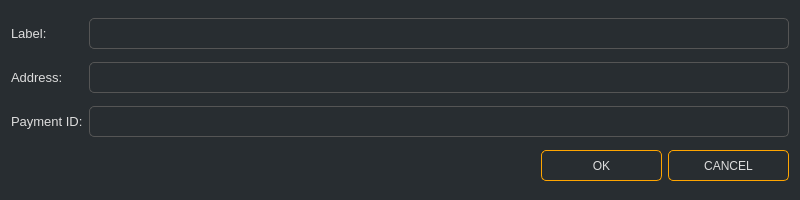
This is src/gui/ui/newaddressdialog.ui in ConcealNetwork/conceal-desktop as Qt 5 draws it before an edit. The edited form follows.
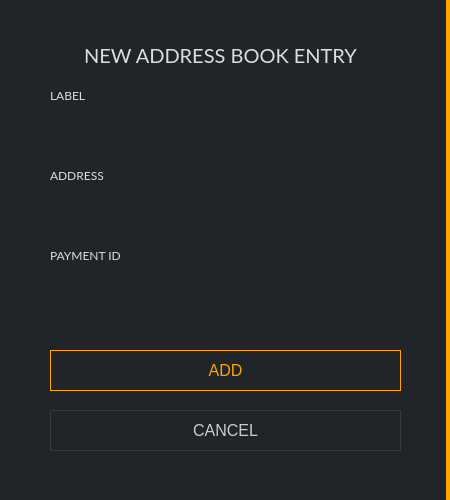
This is the edited form.

```diff
--- a/src/gui/ui/newaddressdialog.ui
+++ b/src/gui/ui/newaddressdialog.ui
@@ -6,168 +6,318 @@
    <rect>
     <x>0</x>
     <y>0</y>
-    <width>800</width>
-    <height>200</height>
+    <width>450</width>
+    <height>500</height>
    </rect>
   </property>
   <property name="windowTitle">
    <string>New address</string>
   </property>
   <property name="styleSheet">
-   <string notr="true">color: #ddd; background-color: #282d31; font-family: 'Raleway';</string>
+   <string notr="true">background-color: #212529;
+color: #ddd;
+border: 0px;</string>
   </property>
   <layout class="QGridLayout" name="gridLayout">
-   <item row="1" column="0">
-    <widget class="QLabel" name="label_2">
-     <property name="sizePolicy">
-      <sizepolicy hsizetype="Maximum" vsizetype="Preferred">
-       <horstretch>0</horstretch>
-       <verstretch>0</verstretch>
-      </sizepolicy>
-     </property>
+   <property name="leftMargin">
+    <number>0</number>
+   </property>
+   <property name="topMargin">
+    <number>0</number>
+   </property>
+   <property name="rightMargin">
+    <number>0</number>
+   </property>
+   <property name="bottomMargin">
+    <number>0</number>
+   </property>
+   <item row="0" column="0" colspan="2">
+    <widget class="QGroupBox" name="groupBox">
      <property name="styleSheet">
-      <string notr="true">font-size: 13px;</string>
+      <string notr="true">background-color: #212529; border-right: 4px solid orange;</string>
+     </property>
+     <property name="title">
+      <string/>
+     </property>
+     <widget class="QLabel" name="label_4">
+      <property name="geometry">
+       <rect>
+        <x>30</x>
+        <y>40</y>
+        <width>381</width>
+        <height>31</height>
+       </rect>
+      </property>
+      <property name="font">
+       <font>
+        <family>Lato</family>
+        <pointsize>15</pointsize>
+       </font>
+      </property>
+      <property name="styleSheet">
+       <string notr="true">color: #ddd;
+border-right: 0px;</string>
      </property>
      <property name="text">
-      <string>Address:</string>
-     </property>
-    </widget>
-   </item>
-   <item row="0" column="0">
+       <string>NEW ADDRESS BOOK ENTRY</string>
+      </property>
+      <property name="alignment">
+       <set>Qt::AlignCenter</set>
+      </property>
+     </widget>
     <widget class="QLabel" name="label">
+      <property name="geometry">
+       <rect>
+        <x>50</x>
+        <y>80</y>
+        <width>71</width>
+        <height>31</height>
+       </rect>
+      </property>
      <property name="sizePolicy">
       <sizepolicy hsizetype="Maximum" vsizetype="Preferred">
        <horstretch>0</horstretch>
        <verstretch>0</verstretch>
       </sizepolicy>
      </property>
+      <property name="minimumSize">
+       <size>
+        <width>0</width>
+        <height>25</height>
+       </size>
+      </property>
+      <property name="font">
+       <font>
+        <family>Lato</family>
+        <pointsize>9</pointsize>
+       </font>
+      </property>
      <property name="styleSheet">
-      <string notr="true">font-size: 13px;</string>
+       <string notr="true">color: #ddd;
+border-right: 0px;</string>
      </property>
      <property name="text">
-      <string>Label:</string>
-     </property>
-    </widget>
-   </item>
-   <item row="3" column="0" colspan="2">
-    <spacer name="horizontalSpacer">
-     <property name="orientation">
-      <enum>Qt::Horizontal</enum>
-     </property>
-     <property name="sizeHint" stdset="0">
+       <string>LABEL</string>
+      </property>
+     </widget>
+     <widget class="QLineEdit" name="m_labelEdit">
+      <property name="geometry">
+       <rect>
+        <x>50</x>
+        <y>110</y>
+        <width>351</width>
+        <height>41</height>
+       </rect>
+      </property>
+      <property name="sizePolicy">
+       <sizepolicy hsizetype="Expanding" vsizetype="Fixed">
+        <horstretch>0</horstretch>
+        <verstretch>0</verstretch>
+       </sizepolicy>
+      </property>
+      <property name="minimumSize">
       <size>
-       <width>600</width>
-       <height>20</height>
-      </size>
-     </property>
-    </spacer>
-   </item>
-   <item row="2" column="0">
+        <width>0</width>
+        <height>31</height>
+       </size>
+      </property>
+      <property name="font">
+       <font>
+        <family>Lato</family>
+        <pointsize>9</pointsize>
+       </font>
+      </property>
+      <property name="styleSheet">
+       <string notr="true">background-color: #212529;
+border-right: 0px;
+color: #e5e5e5;
+padding: 5px;</string>
+      </property>
+      <property name="echoMode">
+       <enum>QLineEdit::Normal</enum>
+      </property>
+     </widget>
+     <widget class="QLabel" name="label_2">
+      <property name="geometry">
+       <rect>
+        <x>50</x>
+        <y>160</y>
+        <width>111</width>
+        <height>31</height>
+       </rect>
+      </property>
+      <property name="sizePolicy">
+       <sizepolicy hsizetype="Maximum" vsizetype="Preferred">
+        <horstretch>0</horstretch>
+        <verstretch>0</verstretch>
+       </sizepolicy>
+      </property>
+      <property name="minimumSize">
+       <size>
+        <width>0</width>
+        <height>25</height>
+       </size>
+      </property>
+      <property name="font">
+       <font>
+        <family>Lato</family>
+        <pointsize>9</pointsize>
+       </font>
+      </property>
+      <property name="styleSheet">
+       <string notr="true">color: #ddd;
+border-right: 0px;</string>
+      </property>
+      <property name="text">
+       <string>ADDRESS</string>
+      </property>
+     </widget>
+     <widget class="QLineEdit" name="m_addressEdit">
+      <property name="geometry">
+       <rect>
+        <x>50</x>
+        <y>190</y>
+        <width>351</width>
+        <height>41</height>
+       </rect>
+      </property>
+      <property name="minimumSize">
+       <size>
+        <width>0</width>
+        <height>31</height>
+       </size>
+      </property>
+      <property name="font">
+       <font>
+        <family>Lato</family>
+        <pointsize>9</pointsize>
+       </font>
+      </property>
+      <property name="styleSheet">
+       <string notr="true">background-color: #212529;
+border-right: 0px;
+color: #e5e5e5;
+padding: 5px;</string>
+      </property>
+      <property name="echoMode">
+       <enum>QLineEdit::Normal</enum>
+      </property>
+     </widget>
     <widget class="QLabel" name="label_3">
-     <property name="sizePolicy">
-      <sizepolicy hsizetype="Maximum" vsizetype="Preferred">
-       <horstretch>0</horstretch>
-       <verstretch>0</verstretch>
-      </sizepolicy>
+      <property name="geometry">
+       <rect>
+        <x>50</x>
+        <y>240</y>
+        <width>211</width>
+        <height>31</height>
+       </rect>
+      </property>
+      <property name="font">
+       <font>
+        <family>Lato</family>
+        <pointsize>9</pointsize>
+       </font>
      </property>
      <property name="styleSheet">
-      <string notr="true">font-size: 13px;</string>
+       <string notr="true">color: #ddd;
+border-right: 0px;</string>
      </property>
      <property name="text">
-      <string>Payment ID:</string>
-     </property>
-    </widget>
-   </item>
-   <item row="3" column="3">
-    <widget class="QPushButton" name="m_cancelButton">
+       <string>PAYMENT ID</string>
+      </property>
+     </widget>
+     <widget class="QLineEdit" name="m_paymentIdEdit">
+      <property name="geometry">
+       <rect>
+        <x>50</x>
+        <y>270</y>
+        <width>351</width>
+        <height>41</height>
+       </rect>
+      </property>
      <property name="minimumSize">
       <size>
-       <width>121</width>
+        <width>0</width>
        <height>31</height>
       </size>
      </property>
+      <property name="font">
+       <font>
+        <family>Lato</family>
+        <pointsize>9</pointsize>
+       </font>
+      </property>
      <property name="styleSheet">
-      <string notr="true">color: #ddd; border: 1px solid orange; font-size: 12px; border-radius: 5px; font-family: 'Raleway';</string>
-     </property>
-     <property name="text">
-      <string>CANCEL</string>
-     </property>
-    </widget>
-   </item>
-   <item row="3" column="2">
+       <string notr="true">background-color: #212529;
+border-right: 0px;
+color: #e5e5e5;
+padding: 5px;</string>
+      </property>
+     </widget>
     <widget class="QPushButton" name="m_okButton">
      <property name="enabled">
       <bool>true</bool>
      </property>
+      <property name="geometry">
+       <rect>
+        <x>50</x>
+        <y>350</y>
+        <width>351</width>
+        <height>41</height>
+       </rect>
+      </property>
      <property name="minimumSize">
       <size>
-       <width>121</width>
+        <width>125</width>
        <height>31</height>
       </size>
      </property>
+      <property name="font">
+       <font>
+        <pointsize>-1</pointsize>
+       </font>
+      </property>
      <property name="styleSheet">
-      <string notr="true">color: #ddd; border: 1px solid orange; font-size: 12px; border-radius: 5px; font-family: 'Raleway';</string>
+       <string notr="true">QPushButton#m_okButton {color: orange; background-color: #212529; border: 1px solid orange; font-size: 16px;}
+
+QPushButton#m_okButton:hover {color: orange; background-color: #212529; border: 2px solid orange; font-size: 16px;}</string>
      </property>
      <property name="text">
-      <string>OK</string>
+       <string>ADD</string>
      </property>
      <property name="default">
       <bool>true</bool>
      </property>
     </widget>
-   </item>
-   <item row="2" column="1" colspan="3">
-    <widget class="QLineEdit" name="m_contactPaymentIdEdit">
-     <property name="minimumSize">
-      <size>
-       <width>0</width>
-       <height>31</height>
-      </size>
-     </property>
-     <property name="styleSheet">
-      <string notr="true">padding: 3px; border: 1px solid #555; border-radius: 5px; font-family: 'Raleway'; font-size: 14px; color: #aaa;</string>
-     </property>
-     <property name="echoMode">
-      <enum>QLineEdit::Normal</enum>
-     </property>
-    </widget>
-   </item>
-   <item row="1" column="1" colspan="3">
-    <widget class="QLineEdit" name="m_addressEdit">
+     <widget class="QPushButton" name="m_cancelButton">
+      <property name="geometry">
+       <rect>
+        <x>50</x>
+        <y>410</y>
+        <width>351</width>
+        <height>41</height>
+       </rect>
+      </property>
      <property name="minimumSize">
       <size>
-       <width>0</width>
+        <width>125</width>
        <height>31</height>
       </size>
      </property>
-     <property name="styleSheet">
-      <string notr="true">padding: 3px; border: 1px solid #555; border-radius: 5px; font-family: 'Raleway'; font-size: 14px; color: #aaa;</string>
-     </property>
-     <property name="echoMode">
-      <enum>QLineEdit::Normal</enum>
-     </property>
-    </widget>
-   </item>
-   <item row="0" column="1" colspan="3">
-    <widget class="QLineEdit" name="m_labelEdit">
-     <property name="sizePolicy">
-      <sizepolicy hsizetype="Expanding" vsizetype="Fixed">
-       <horstretch>0</horstretch>
-       <verstretch>0</verstretch>
-      </sizepolicy>
-     </property>
-     <property name="minimumSize">
-      <size>
-       <width>0</width>
-       <height>31</height>
-      </size>
-     </property>
+      <property name="font">
+       <font>
+        <pointsize>-1</pointsize>
+       </font>
+      </property>
      <property name="styleSheet">
-      <string notr="true">padding: 3px; border: 1px solid #555; border-radius: 5px; font-family: 'Raleway'; font-size: 14px; color: #aaa;</string>
-     </property>
-     <property name="echoMode">
-      <enum>QLineEdit::Normal</enum>
-     </property>
+       <string notr="true">QPushButton#m_cancelButton {color: #ccc; border: 1px solid #343a40; font-size: 16px; background-color: #212529;}
+
+QPushButton#m_cancelButton:hover {color: #ddd; border: 2px solid #444; font-size: 16px; background-color: #212529;}</string>
+      </property>
+      <property name="text">
+       <string>CANCEL</string>
+      </property>
+     </widget>
     </widget>
    </item>
   </layout>
```
Left out of the diff: 7 changed lines with no effect on the pictures. Lines whose indentation alone changed are shown as unchanged.
